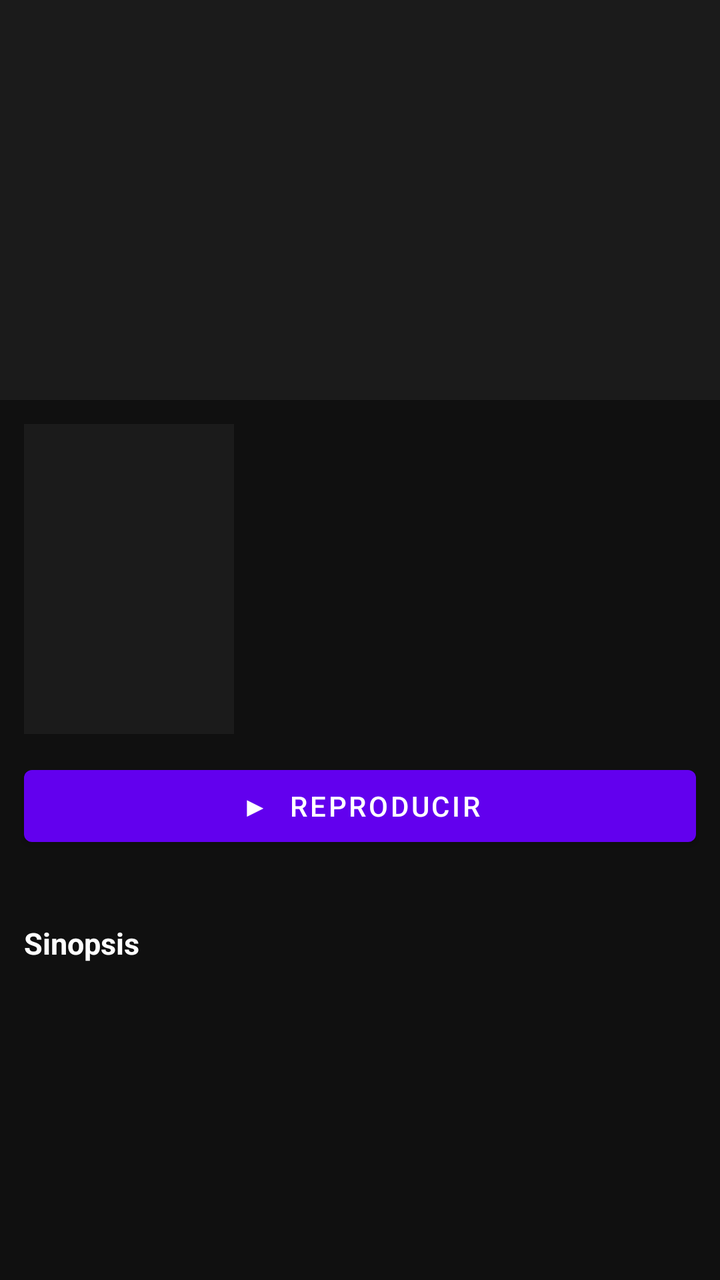
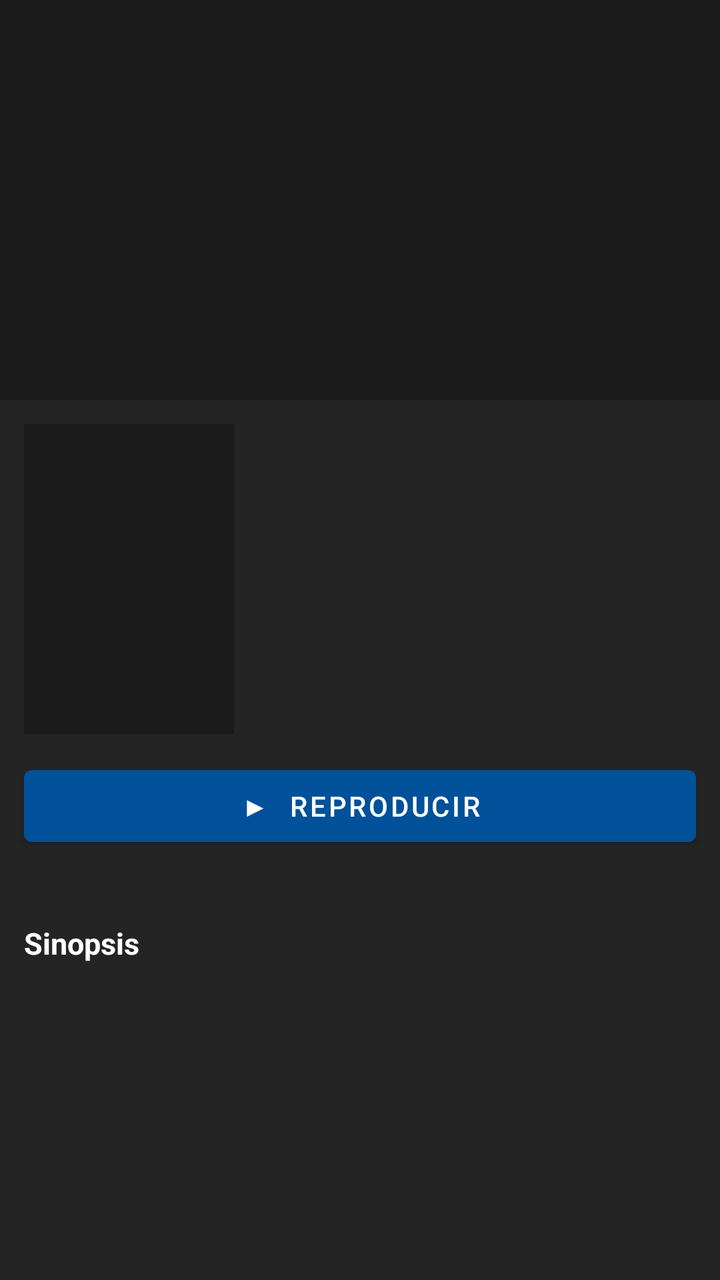

Screens rendered from an Android XML layout before and after an edit, with the pre-edit source and the edit as a unified diff.
<!-- AndroidManifest.xml: application theme Theme.MyApplication -->
<!-- res/layout/activity_pelis_detalle.xml -->
<?xml version="1.0" encoding="utf-8"?>
<androidx.core.widget.NestedScrollView xmlns:android="http://schemas.android.com/apk/res/android"
    android:layout_width="match_parent"
    android:layout_height="match_parent"
    android:background="#101010">

    <LinearLayout
        android:layout_width="match_parent"
        android:layout_height="wrap_content"
        android:orientation="vertical">

        <ImageView
            android:id="@+id/imgBackdropDetalle"
            android:layout_width="match_parent"
            android:layout_height="200dp"
            android:background="#1B1B1B"
            android:scaleType="centerCrop"
            android:contentDescription="Fondo" />

        <LinearLayout
            android:layout_width="match_parent"
            android:layout_height="wrap_content"
            android:orientation="horizontal"
            android:padding="12dp">

            <ImageView
                android:id="@+id/imgPosterDetalle"
                android:layout_width="105dp"
                android:layout_height="155dp"
                android:background="#1B1B1B"
                android:scaleType="centerCrop"
                android:contentDescription="Póster" />

            <LinearLayout
                android:layout_width="0dp"
                android:layout_height="wrap_content"
                android:layout_marginStart="12dp"
                android:layout_weight="1"
                android:orientation="vertical">

                <TextView
                    android:id="@+id/txtTituloDetalle"
                    android:layout_width="match_parent"
                    android:layout_height="wrap_content"
                    android:textColor="#FFFFFF"
                    android:textSize="18sp"
                    android:textStyle="bold" />

                <TextView
                    android:id="@+id/txtMetaDetalle"
                    android:layout_width="match_parent"
                    android:layout_height="wrap_content"
                    android:layout_marginTop="6dp"
                    android:textColor="#B0B0B0"
                    android:textSize="13sp" />

                <TextView
                    android:id="@+id/txtTipoDetalle"
                    android:layout_width="match_parent"
                    android:layout_height="wrap_content"
                    android:layout_marginTop="6dp"
                    android:textColor="#8AA000"
                    android:textSize="12sp"
                    android:textStyle="bold" />
            </LinearLayout>
        </LinearLayout>

        <Button
            android:id="@+id/btnReproducirDetalle"
            android:layout_width="match_parent"
            android:layout_height="wrap_content"
            android:layout_marginStart="12dp"
            android:layout_marginEnd="12dp"
            android:text="▶  Reproducir" />

        <TextView
            android:id="@+id/txtEstadoDetalle"
            android:layout_width="match_parent"
            android:layout_height="wrap_content"
            android:layout_marginStart="12dp"
            android:layout_marginTop="4dp"
            android:layout_marginEnd="12dp"
            android:textColor="#B0B0B0"
            android:textSize="12sp" />

        <TextView
            android:layout_width="match_parent"
            android:layout_height="wrap_content"
            android:layout_marginStart="12dp"
            android:layout_marginTop="14dp"
            android:text="Sinopsis"
            android:textColor="#FFFFFF"
            android:textSize="15sp"
            android:textStyle="bold" />

        <TextView
            android:id="@+id/txtSinopsisDetalle"
            android:layout_width="match_parent"
            android:layout_height="wrap_content"
            android:layout_marginStart="12dp"
            android:layout_marginTop="4dp"
            android:layout_marginEnd="12dp"
            android:layout_marginBottom="12dp"
            android:textColor="#D0D0D0"
            android:textSize="13sp" />

        <LinearLayout
            android:id="@+id/contenedorEpisodios"
            android:layout_width="match_parent"
            android:layout_height="wrap_content"
            android:orientation="vertical"
            android:visibility="gone">

            <LinearLayout
                android:layout_width="match_parent"
                android:layout_height="wrap_content"
                android:gravity="center_vertical"
                android:orientation="horizontal"
                android:paddingStart="12dp"
                android:paddingEnd="12dp">

                <TextView
                    android:layout_width="wrap_content"
                    android:layout_height="wrap_content"
                    android:text="Temporada"
                    android:textColor="#FFFFFF"
                    android:textSize="15sp"
                    android:textStyle="bold" />

                <Spinner
                    android:id="@+id/spinnerTemporadas"
                    android:layout_width="0dp"
                    android:layout_height="wrap_content"
                    android:layout_marginStart="12dp"
                    android:layout_weight="1" />
            </LinearLayout>

            <androidx.recyclerview.widget.RecyclerView
                android:id="@+id/recyclerEpisodios"
                android:layout_width="match_parent"
                android:layout_height="wrap_content"
                android:nestedScrollingEnabled="false"
                android:paddingBottom="12dp" />
        </LinearLayout>

        <ProgressBar
            android:id="@+id/progressDetalle"
            android:layout_width="wrap_content"
            android:layout_height="wrap_content"
            android:layout_gravity="center_horizontal"
            android:layout_marginBottom="16dp" />
    </LinearLayout>

</androidx.core.widget.NestedScrollView>
<!-- resources referenced by this layout -->
<resources>
  <style name="Theme.MyApplication" parent="Theme.MaterialComponents.NoActionBar">
          
          <item name="colorPrimary">@color/purple_500</item>
          <item name="colorPrimaryVariant">@color/purple_700</item>
          <item name="colorOnPrimary">@color/white</item>
          
          <item name="colorSecondary">@color/teal_200</item>
          <item name="colorSecondaryVariant">@color/teal_700</item>
          <item name="colorOnSecondary">@color/black</item>
          
          <item name="android:statusBarColor">?attr/colorPrimaryVariant</item>
          
      </style>
  <color name="purple_500">#FF6200EE</color>
  <color name="purple_700">#FF3700B3</color>
  <color name="white">#FFFFFFFF</color>
  <color name="teal_200">#FF03DAC5</color>
  <color name="teal_700">#FF018786</color>
  <color name="black">#FF000000</color>
</resources>

<!-- the commit's change to res/layout/activity_pelis_detalle.xml (unified diff, before → after) -->
@@ -2,7 +2,7 @@
 <androidx.core.widget.NestedScrollView xmlns:android="http://schemas.android.com/apk/res/android"
     android:layout_width="match_parent"
     android:layout_height="match_parent"
-    android:background="#101010">
+    android:background="@color/pelis_bg">
 
     <LinearLayout
         android:layout_width="match_parent"
@@ -13,7 +13,7 @@
             android:id="@+id/imgBackdropDetalle"
             android:layout_width="match_parent"
             android:layout_height="200dp"
-            android:background="#1B1B1B"
+            android:background="@color/pelis_surface"
             android:scaleType="centerCrop"
             android:contentDescription="Fondo" />
 
@@ -27,7 +27,7 @@
                 android:id="@+id/imgPosterDetalle"
                 android:layout_width="105dp"
                 android:layout_height="155dp"
-                android:background="#1B1B1B"
+                android:background="@color/pelis_surface"
                 android:scaleType="centerCrop"
                 android:contentDescription="Póster" />
 
@@ -59,7 +59,7 @@
                     android:layout_width="match_parent"
                     android:layout_height="wrap_content"
                     android:layout_marginTop="6dp"
-                    android:textColor="#8AA000"
+                    android:textColor="@color/pelis_primary"
                     android:textSize="12sp"
                     android:textStyle="bold" />
             </LinearLayout>
<!-- resource entries referenced after the edit -->
@@ -1,23 +1,21 @@
 <!-- resources referenced by this layout -->
 <resources>
+  <color name="pelis_bg">#242424</color>
+  <color name="pelis_primary">#005199</color>
+  <color name="pelis_surface">#1B1B1B</color>
   <style name="Theme.MyApplication" parent="Theme.MaterialComponents.NoActionBar">
-          
-          <item name="colorPrimary">@color/purple_500</item>
-          <item name="colorPrimaryVariant">@color/purple_700</item>
-          <item name="colorOnPrimary">@color/white</item>
-          
-          <item name="colorSecondary">@color/teal_200</item>
-          <item name="colorSecondaryVariant">@color/teal_700</item>
-          <item name="colorOnSecondary">@color/black</item>
-          
+          <item name="colorPrimary">@color/pelis_primary</item>
+          <item name="colorPrimaryVariant">@color/pelis_primary_dark</item>
+          <item name="colorAccent">@color/pelis_primary</item>
+          <item name="colorOnPrimary">@color/pelis_text</item>
+          <item name="colorSecondary">@color/pelis_red</item>
+          <item name="colorSecondaryVariant">@color/pelis_red_dark</item>
+          <item name="colorOnSecondary">@color/pelis_text</item>
           <item name="android:statusBarColor">?attr/colorPrimaryVariant</item>
-          
       </style>
-  <color name="purple_500">#FF6200EE</color>
-  <color name="purple_700">#FF3700B3</color>
-  <color name="white">#FFFFFFFF</color>
-  <color name="teal_200">#FF03DAC5</color>
-  <color name="teal_700">#FF018786</color>
-  <color name="black">#FF000000</color>
+  <color name="pelis_primary_dark">#003B70</color>
+  <color name="pelis_text">#FFFFFF</color>
+  <color name="pelis_red">#CD2026</color>
+  <color name="pelis_red_dark">#A6171D</color>
 </resources>
 
